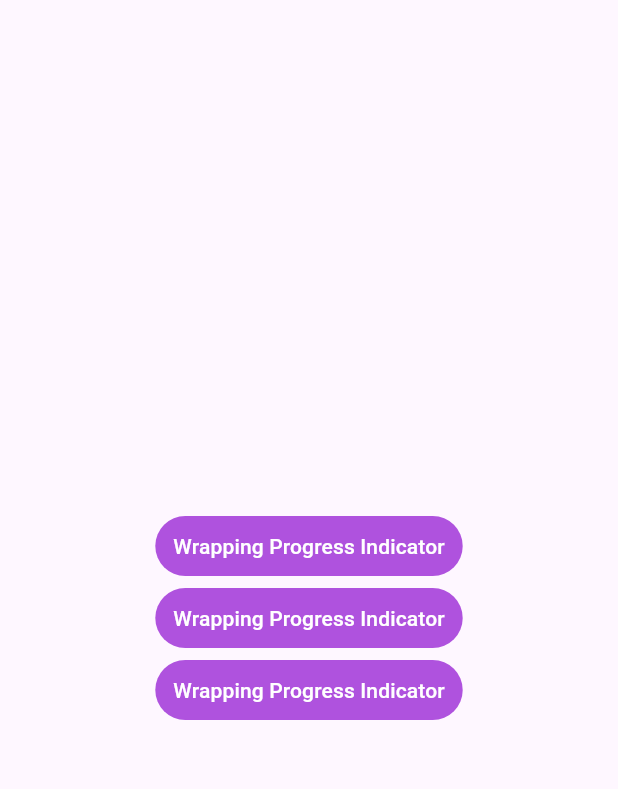
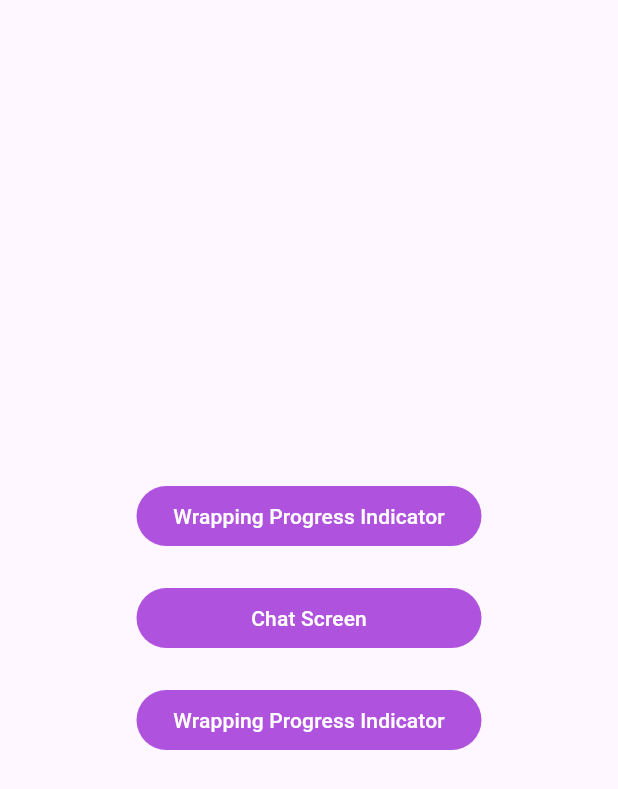
Before and after one commit to NullByte08/reshape_project, a Flutter app: the screen it shows after launch, on a phone screen of 412 x 824 dp. Shown: the top 789 px of the screen. Run offline on Flutter 3.47's test engine with Material 3 defaults, Android fonts, the phone set to English and light mode, and no system bars; our stand-ins replace animated_text_kit; missing offline and left inert: word_generator.

```diff
--- a/lib/screens/home_page_screen.dart
+++ b/lib/screens/home_page_screen.dart
@@ -1,6 +1,8 @@
 
 import 'package:flutter/cupertino.dart';
 import 'package:flutter/material.dart';
+import 'package:flutter/widgets.dart';
+import 'package:reshape_project/screens/chat_screen.dart';
 import 'package:reshape_project/screens/wrapping_progress_indicator_screen.dart';
 
 class HomePageScreen extends StatefulWidget {
@@ -18,7 +20,9 @@ class _HomePageScreenState extends State<HomePageScreen> {
         child: Column(
           mainAxisAlignment: MainAxisAlignment.center,
           children: [
-            TextButton(
+            SizedBox(
+              width: 230,
+              child: TextButton(
                 onPressed: () {
                   Navigator.push(context, MaterialPageRoute(builder: (context) => const WrappingProgressIndicatorScreen()));
                 },
@@ -32,7 +36,29 @@ class _HomePageScreenState extends State<HomePageScreen> {
                   ),
                 ),
               ),
-            TextButton(
+            ),
+            const SizedBox(height: 20),
+            SizedBox(
+              width: 230,
+              child: TextButton(
+                onPressed: () {
+                  Navigator.push(context, MaterialPageRoute(builder: (context) => const ChatScreen()));
+                },
+                style: TextButton.styleFrom(
+                  backgroundColor: CupertinoColors.systemPurple,
+                ),
+                child: const Text(
+                  "Chat Screen",
+                  style: TextStyle(
+                    color: Colors.white,
+                  ),
+                ),
+              ),
+            ),
+            const SizedBox(height: 20),
+            SizedBox(
+              width: 230,
+              child: TextButton(
                 onPressed: () {
                   //todo
                 },
@@ -46,19 +72,6 @@ class _HomePageScreenState extends State<HomePageScreen> {
                   ),
                 ),
               ),
-            TextButton(
-              onPressed: () {
-                //todo
-              },
-              style: TextButton.styleFrom(
-                backgroundColor: CupertinoColors.systemPurple,
-              ),
-              child: const Text(
-                "Wrapping Progress Indicator",
-                style: TextStyle(
-                  color: Colors.white,
-                ),
-              ),
             ),
           ],
         ),
--- a/pubspec.yaml
+++ b/pubspec.yaml
@@ -34,7 +34,10 @@ dependencies:
 
   # The following adds the Cupertino Icons font to your application.
   # Use with the CupertinoIcons class for iOS style icons.
+  animated_text_kit: ^4.2.2
   cupertino_icons: ^1.0.6
+  flutter_tts: ^4.0.2
+  word_generator: ^0.4.4
 
 dev_dependencies:
   flutter_test:
```
Also changed, not shown: lib/screens/chat_screen.dart (added, +129 -0 lines), pubspec.lock. Lines whose indentation alone changed are shown as unchanged.
